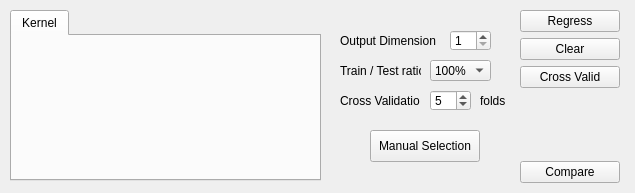
Qt form MLDemos/optsRegress.ui (b4silio/MLDemos) before a commit.
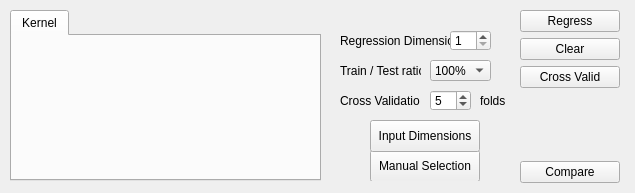
The same form after that commit.

Commit message: - changed the way multi-dim regression errors are displayed - added the possibility to choose which dimensions are used for regression (InputDimensions). Will extend it to classification and clustering as well.

What changed in the file:
```diff
--- a/MLDemos/optsRegress.ui
+++ b/MLDemos/optsRegress.ui
@@ -202,7 +202,7 @@
     <property name="geometry">
      <rect>
       <x>40</x>
-      <y>120</y>
+      <y>140</y>
       <width>110</width>
       <height>32</height>
      </rect>
@@ -258,7 +258,7 @@
      <rect>
       <x>10</x>
       <y>20</y>
-      <width>100</width>
+      <width>110</width>
       <height>21</height>
      </rect>
     </property>
@@ -268,7 +268,28 @@
      </font>
     </property>
     <property name="text">
-     <string>Output Dimension</string>
+     <string>Regression Dimension</string>
+    </property>
+   </widget>
+   <widget class="QPushButton" name="inputDimButton">
+    <property name="geometry">
+     <rect>
+      <x>40</x>
+      <y>110</y>
+      <width>110</width>
+      <height>32</height>
+     </rect>
+    </property>
+    <property name="font">
+     <font>
+      <pointsize>9</pointsize>
+     </font>
+    </property>
+    <property name="text">
+     <string>Input Dimensions</string>
+    </property>
+    <property name="checkable">
+     <bool>true</bool>
     </property>
    </widget>
   </widget>
```
The commit also changes 16 other files.
